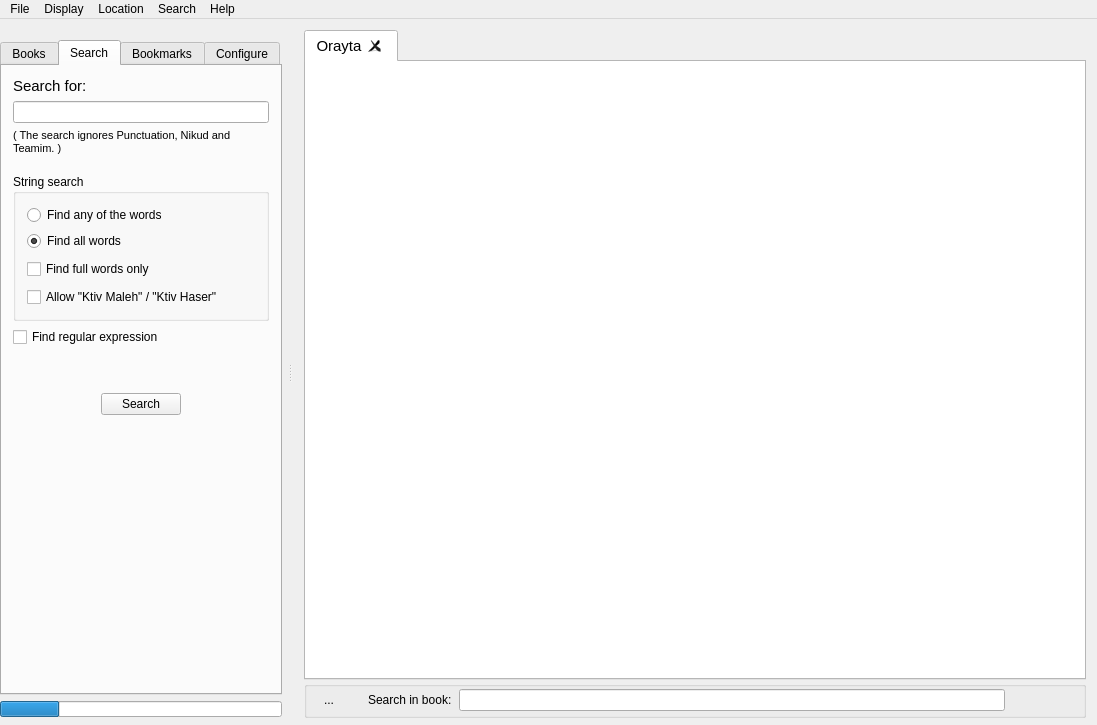
First picture: the form in trunk/mainwindow.ui, repository MosheWagner/Orayta-QT, before the edit.
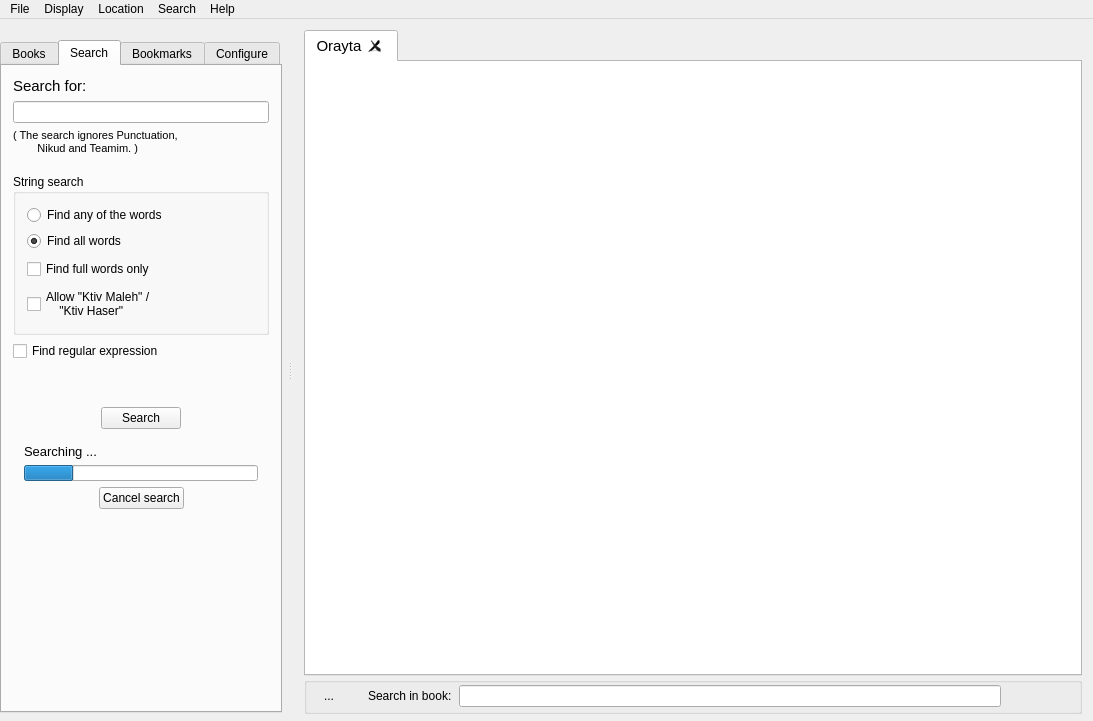
Second picture: the form after the edit. The open tabs and pages were chosen to show the change. Icons and pictures are not drawn. Custom widgets are drawn as their Qt base class.

Commit message: - Added a few search functions (cancel, progress bar, search on enter) - Made new search system somewhat work

Diff of the .ui file:
```diff
--- a/trunk/mainwindow.ui
+++ b/trunk/mainwindow.ui
@@ -6,8 +6,8 @@
    <rect>
     <x>0</x>
     <y>0</y>
-    <width>1097</width>
-    <height>725</height>
+    <width>1093</width>
+    <height>721</height>
    </rect>
   </property>
   <property name="sizePolicy">
@@ -1145,7 +1145,8 @@
               </font>
              </property>
              <property name="text">
-              <string>( The search ignores Punctuation, Nikud and Teamim. )
+              <string>( The search ignores Punctuation,
+        Nikud and Teamim. )
 </string>
              </property>
              <property name="wordWrap">
@@ -1221,7 +1222,8 @@
                  </font>
                 </property>
                 <property name="text">
-                 <string>Allow &quot;Ktiv Maleh&quot; / &quot;Ktiv Haser&quot;</string>
+                 <string>Allow &quot;Ktiv Maleh&quot; /
+    &quot;Ktiv Haser&quot;</string>
                 </property>
                 <property name="tristate">
                  <bool>false</bool>
@@ -1299,6 +1301,89 @@
              </item>
             </layout>
            </item>
+           <item>
+            <widget class="QFrame" name="pbarbox">
+             <layout class="QVBoxLayout" name="pbarlayout">
+              <property name="topMargin">
+               <number>9</number>
+              </property>
+              <item>
+               <widget class="QLabel" name="label_11">
+                <property name="font">
+                 <font>
+                  <pointsize>10</pointsize>
+                 </font>
+                </property>
+                <property name="text">
+                 <string>Searching ...</string>
+                </property>
+               </widget>
+              </item>
+              <item>
+               <widget class="QProgressBar" name="progressBar">
+                <property name="maximumSize">
+                 <size>
+                  <width>16777215</width>
+                  <height>16</height>
+                 </size>
+                </property>
+                <property name="baseSize">
+                 <size>
+                  <width>200</width>
+                  <height>0</height>
+                 </size>
+                </property>
+                <property name="value">
+                 <number>21</number>
+                </property>
+                <property name="textVisible">
+                 <bool>false</bool>
+                </property>
+               </widget>
+              </item>
+              <item>
+               <layout class="QHBoxLayout" name="horizontalLayout_9">
+                <property name="spacing">
+                 <number>1</number>
+                </property>
+                <item>
+                 <spacer name="horizontalSpacer_12">
+                  <property name="orientation">
+                   <enum>Qt::Horizontal</enum>
+                  </property>
+                  <property name="sizeHint" stdset="0">
+                   <size>
+                    <width>40</width>
+                    <height>20</height>
+                   </size>
+                  </property>
+                 </spacer>
+                </item>
+                <item>
+                 <widget class="QPushButton" name="cancelSearchBTN">
+                  <property name="text">
+                   <string>Cancel search</string>
+                  </property>
+                 </widget>
+                </item>
+                <item>
+                 <spacer name="horizontalSpacer_13">
+                  <property name="orientation">
+                   <enum>Qt::Horizontal</enum>
+                  </property>
+                  <property name="sizeHint" stdset="0">
+                   <size>
+                    <width>40</width>
+                    <height>20</height>
+                   </size>
+                  </property>
+                 </spacer>
+                </item>
+               </layout>
+              </item>
+             </layout>
+            </widget>
+           </item>
            <item>
             <spacer name="verticalSpacer_3">
              <property name="orientation">
@@ -1792,28 +1877,6 @@
          </widget>
         </widget>
        </item>
-       <item>
-        <widget class="QProgressBar" name="progressBar">
-         <property name="maximumSize">
-          <size>
-           <width>16777215</width>
-           <height>16</height>
-          </size>
-         </property>
-         <property name="baseSize">
-          <size>
-           <width>200</width>
-           <height>0</height>
-          </size>
-         </property>
-         <property name="value">
-          <number>21</number>
-         </property>
-         <property name="textVisible">
-          <bool>false</bool>
-         </property>
-        </widget>
-       </item>
       </layout>
      </item>
     </layout>
@@ -1824,8 +1887,8 @@
     <rect>
      <x>0</x>
      <y>0</y>
-     <width>1097</width>
-     <height>28</height>
+     <width>1093</width>
+     <height>25</height>
     </rect>
    </property>
    <property name="layoutDirection">
```
Left out of the diff: 12 changed lines with no effect on the pictures. The commit also changes 11 other files.
